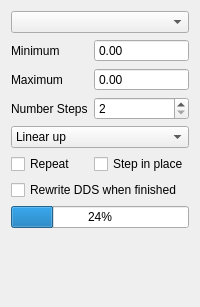
MonroeQuantumNetworks/IonControl, file ui/ScanParameters.ui: the form before one commit.
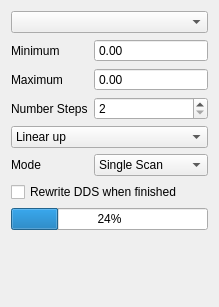
The form after the commit. Custom widgets are drawn as their Qt base class.

Commit message: switch to scan Mode combo box

What changed in the file:
```diff
--- a/ui/ScanParameters.ui
+++ b/ui/ScanParameters.ui
@@ -14,20 +14,6 @@
    <string>Form</string>
   </property>
   <layout class="QGridLayout" name="gridLayout">
-   <item row="5" column="0">
-    <widget class="QCheckBox" name="repeatCheckBox">
-     <property name="text">
-      <string>Repeat</string>
-     </property>
-    </widget>
-   </item>
-   <item row="5" column="1">
-    <widget class="QCheckBox" name="stepInPlaceCheckBox">
-     <property name="text">
-      <string>Step in place</string>
-     </property>
-    </widget>
-   </item>
    <item row="6" column="0" colspan="2">
     <widget class="QCheckBox" name="rewriteDDSCheckBox">
      <property name="text">
@@ -131,6 +117,32 @@
      </property>
     </widget>
    </item>
+   <item row="5" column="0">
+    <widget class="QLabel" name="label_4">
+     <property name="text">
+      <string>Mode</string>
+     </property>
+    </widget>
+   </item>
+   <item row="5" column="1">
+    <widget class="QComboBox" name="scanModeComboBox">
+     <item>
+      <property name="text">
+       <string>Single Scan</string>
+      </property>
+     </item>
+     <item>
+      <property name="text">
+       <string>Repeated Scan</string>
+      </property>
+     </item>
+     <item>
+      <property name="text">
+       <string>Step in place</string>
+      </property>
+     </item>
+    </widget>
+   </item>
   </layout>
  </widget>
  <customwidgets>
```
The commit also changes 3 other files.
